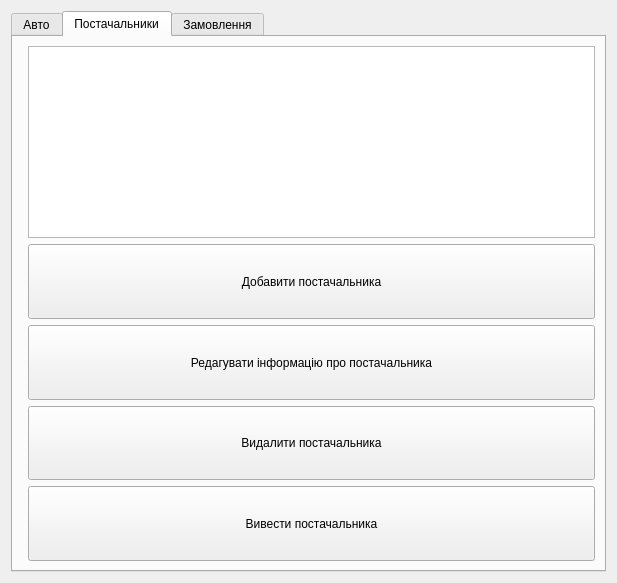
Before: the Qt Designer form admin.ui in Ultrafiolet4/Module_4, drawn with Qt 5.
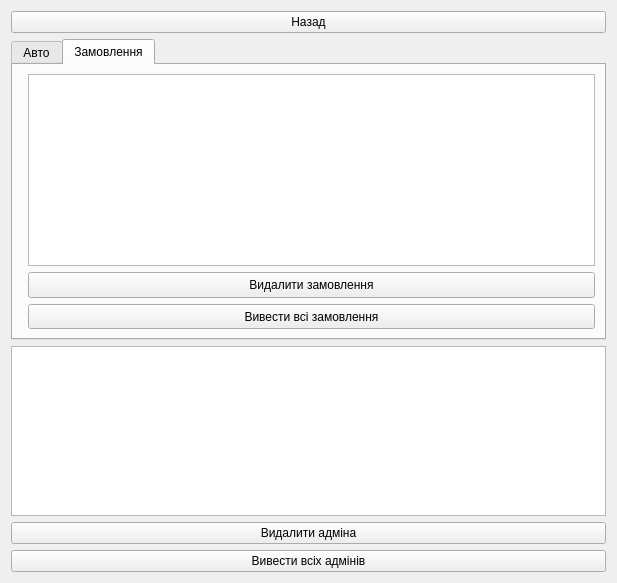
After: the same form once the commit is applied. The open tabs and pages were chosen to show the change.

What changed in the file:
```diff
--- a/admin.ui
+++ b/admin.ui
@@ -13,8 +13,15 @@
   <property name="windowTitle">
    <string>Form</string>
   </property>
-  <layout class="QFormLayout" name="formLayout_4">
-   <item row="0" column="0" colspan="2">
+  <layout class="QVBoxLayout" name="verticalLayout">
+   <item>
+    <widget class="QPushButton" name="exit_pb">
+     <property name="text">
+      <string>Назад</string>
+     </property>
+    </widget>
+   </item>
+   <item>
     <widget class="QTabWidget" name="tabWidget">
      <property name="sizePolicy">
       <sizepolicy hsizetype="Expanding" vsizetype="Expanding">
@@ -23,14 +30,30 @@
       </sizepolicy>
      </property>
      <property name="currentIndex">
-      <number>0</number>
+      <number>1</number>
      </property>
      <widget class="QWidget" name="avto_tb">
       <attribute name="title">
        <string>Авто</string>
       </attribute>
       <layout class="QFormLayout" name="formLayout">
-       <item row="3" column="1">
+       <item row="0" column="1">
+        <widget class="QTableView" name="avto_vw"/>
+       </item>
+       <item row="1" column="1">
+        <widget class="QPushButton" name="add_pb">
+         <property name="sizePolicy">
+          <sizepolicy hsizetype="Expanding" vsizetype="Expanding">
+           <horstretch>0</horstretch>
+           <verstretch>0</verstretch>
+          </sizepolicy>
+         </property>
+         <property name="text">
+          <string>Додати авто</string>
+         </property>
+        </widget>
+       </item>
+       <item row="2" column="1">
         <widget class="QPushButton" name="delete_pb">
          <property name="sizePolicy">
           <sizepolicy hsizetype="Expanding" vsizetype="Expanding">
@@ -43,7 +66,7 @@
          </property>
         </widget>
        </item>
-       <item row="4" column="1">
+       <item row="3" column="1">
         <widget class="QPushButton" name="select_pb">
          <property name="sizePolicy">
           <sizepolicy hsizetype="Expanding" vsizetype="Expanding">
@@ -56,97 +79,6 @@
          </property>
         </widget>
        </item>
-       <item row="2" column="1">
-        <widget class="QPushButton" name="update_pb">
-         <property name="sizePolicy">
-          <sizepolicy hsizetype="Expanding" vsizetype="Expanding">
-           <horstretch>0</horstretch>
-           <verstretch>0</verstretch>
-          </sizepolicy>
-         </property>
-         <property name="text">
-          <string>Редагувати інформацію про авто</string>
-         </property>
-        </widget>
-       </item>
-       <item row="1" column="1">
-        <widget class="QPushButton" name="add_pb">
-         <property name="sizePolicy">
-          <sizepolicy hsizetype="Expanding" vsizetype="Expanding">
-           <horstretch>0</horstretch>
-           <verstretch>0</verstretch>
-          </sizepolicy>
-         </property>
-         <property name="text">
-          <string>Додати авто</string>
-         </property>
-        </widget>
-       </item>
-       <item row="0" column="1">
-        <widget class="QTableView" name="avto_vw"/>
-       </item>
-      </layout>
-     </widget>
-     <widget class="QWidget" name="suplier_tb">
-      <attribute name="title">
-       <string>Постачальники</string>
-      </attribute>
-      <layout class="QFormLayout" name="formLayout_2">
-       <item row="0" column="1">
-        <widget class="QTableView" name="suplier_vw"/>
-       </item>
-       <item row="1" column="1">
-        <widget class="QPushButton" name="add_pb_2">
-         <property name="sizePolicy">
-          <sizepolicy hsizetype="Expanding" vsizetype="Expanding">
-           <horstretch>0</horstretch>
-           <verstretch>0</verstretch>
-          </sizepolicy>
-         </property>
-         <property name="text">
-          <string>Добавити постачальника</string>
-         </property>
-        </widget>
-       </item>
-       <item row="2" column="1">
-        <widget class="QPushButton" name="update_pb_2">
-         <property name="sizePolicy">
-          <sizepolicy hsizetype="Expanding" vsizetype="Expanding">
-           <horstretch>0</horstretch>
-           <verstretch>0</verstretch>
-          </sizepolicy>
-         </property>
-         <property name="text">
-          <string>Редагувати інформацію про постачальника</string>
-         </property>
-        </widget>
-       </item>
-       <item row="3" column="1">
-        <widget class="QPushButton" name="delete_pb_2">
-         <property name="sizePolicy">
-          <sizepolicy hsizetype="Expanding" vsizetype="Expanding">
-           <horstretch>0</horstretch>
-           <verstretch>0</verstretch>
-          </sizepolicy>
-         </property>
-         <property name="text">
-          <string>Видалити постачальника</string>
-         </property>
-        </widget>
-       </item>
-       <item row="4" column="1">
-        <widget class="QPushButton" name="select_pb_2">
-         <property name="sizePolicy">
-          <sizepolicy hsizetype="Expanding" vsizetype="Expanding">
-           <horstretch>0</horstretch>
-           <verstretch>0</verstretch>
-          </sizepolicy>
-         </property>
-         <property name="text">
-          <string>Вивести постачальника</string>
-         </property>
-        </widget>
-       </item>
       </layout>
      </widget>
      <widget class="QWidget" name="order_tb">
@@ -158,19 +90,6 @@
         <widget class="QTableView" name="order_vw"/>
        </item>
        <item row="1" column="1">
-        <widget class="QPushButton" name="update_pb_3">
-         <property name="sizePolicy">
-          <sizepolicy hsizetype="Expanding" vsizetype="Expanding">
-           <horstretch>0</horstretch>
-           <verstretch>0</verstretch>
-          </sizepolicy>
-         </property>
-         <property name="text">
-          <string>Редагувати замовлення</string>
-         </property>
-        </widget>
-       </item>
-       <item row="2" column="1">
         <widget class="QPushButton" name="delete_pb_3">
          <property name="sizePolicy">
           <sizepolicy hsizetype="Expanding" vsizetype="Expanding">
@@ -183,7 +102,7 @@
          </property>
         </widget>
        </item>
-       <item row="3" column="1">
+       <item row="2" column="1">
         <widget class="QPushButton" name="select_pb_3">
          <property name="sizePolicy">
           <sizepolicy hsizetype="Expanding" vsizetype="Expanding">
@@ -200,6 +119,23 @@
      </widget>
     </widget>
    </item>
+   <item>
+    <widget class="QTableView" name="admin_vw"/>
+   </item>
+   <item>
+    <widget class="QPushButton" name="deleteadm_pb">
+     <property name="text">
+      <string>Видалити адміна</string>
+     </property>
+    </widget>
+   </item>
+   <item>
+    <widget class="QPushButton" name="selectadm_pb">
+     <property name="text">
+      <string>Вивести всіх адмінів</string>
+     </property>
+    </widget>
+   </item>
   </layout>
  </widget>
  <resources/>
```
